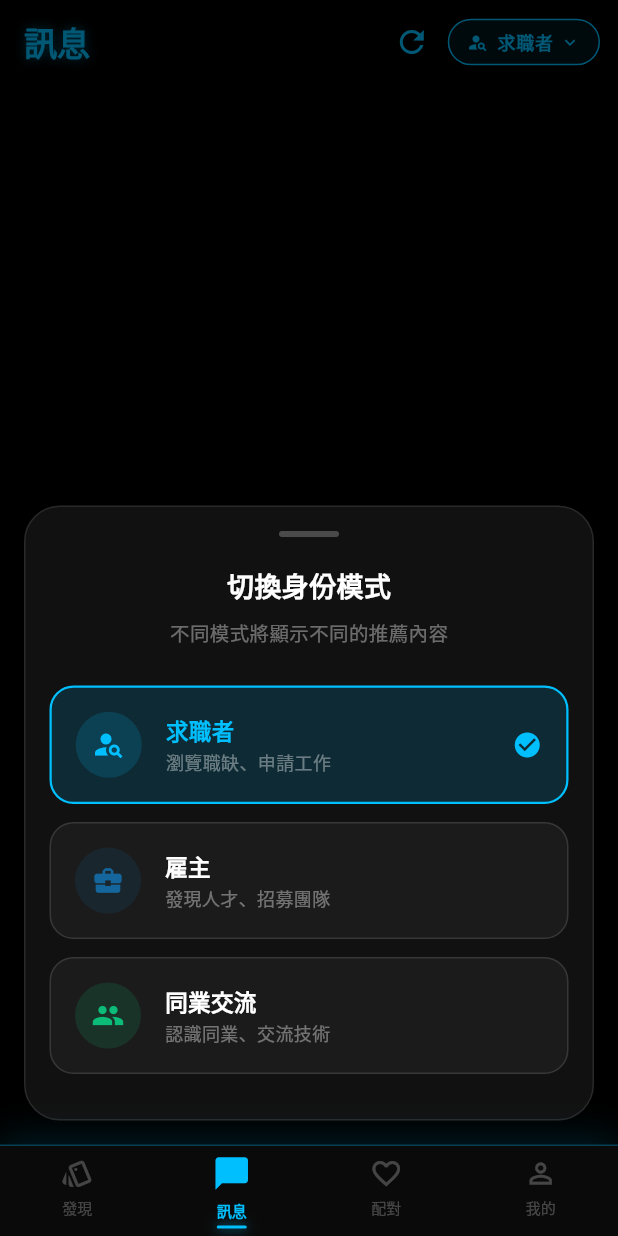
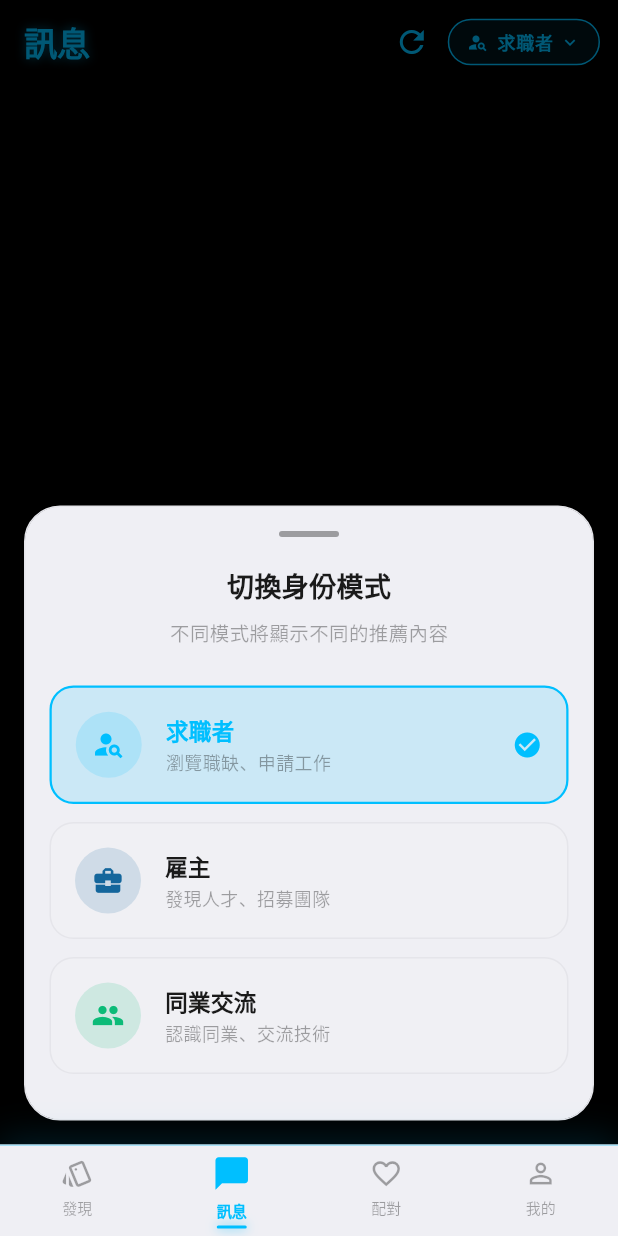
Before and after one commit to wiwigether-pixel/job_swipe, a Flutter app: the MessagesScreen screen opened by its route, after a tap on "求職者", on a phone screen of 412 x 824 dp. Run offline on Flutter 3.47's test engine with Material 3 defaults, Android fonts, the phone set to English and light mode, and no system bars; our stand-ins replace firebase_analytics, firebase_core, flutter_card_swiper, flutter_dotenv, flutter_riverpod, freezed_annotation and 8 more; missing offline and left inert: dart:js_interop, slang; accounts and stored records are empty; generated files the repository leaves out were written again; network calls fail.

Commit message:
refactor(theme): auth/welcome/main_shell 改用 AppColors token
Co-Authored-By: Claude Sonnet 4.6 <noreply@anthropic.com>

```diff
--- a/lib/core/router/main_shell.dart
+++ b/lib/core/router/main_shell.dart
@@ -4,6 +4,7 @@ import 'package:go_router/go_router.dart';
 import '../../shared/models/user_model.dart';
 import '../../features/admin/data/admin_provider.dart';
 import '../providers/current_role_provider.dart';
+import '../theme/app_colors.dart';
 
 import '../router/app_router.dart';
 
@@ -65,7 +66,7 @@ class _MainShellState extends ConsumerState<MainShell>
     }
 
     return Scaffold(
-      backgroundColor: Colors.black,
+      backgroundColor: context.colors.background,
       body: widget.child,
       bottomNavigationBar: _CyberpunkNavBar(
         selectedIndex: selectedIndex,
@@ -98,7 +99,7 @@ class _CyberpunkNavBar extends StatelessWidget {
 
     return Container(
       decoration: BoxDecoration(
-        color: const Color(0xFF0A0A0A),
+        color: context.colors.surfaceAlt,
         border: Border(
           top: BorderSide(color: themeColor.withValues(alpha: 0.3), width: 1),
         ),
@@ -132,7 +133,7 @@ class _CyberpunkNavBar extends StatelessWidget {
                           child: Icon(
                             isSelected ? activeIcon : inactiveIcon,
                             key: ValueKey(isSelected),
-                            color: isSelected ? themeColor : Colors.white24,
+                            color: isSelected ? themeColor : context.colors.textTertiary,
                             size: isSelected ? 26 : 22,
                           ),
                         ),
@@ -144,7 +145,7 @@ class _CyberpunkNavBar extends StatelessWidget {
                             fontWeight: isSelected
                                 ? FontWeight.bold
                                 : FontWeight.normal,
-                            color: isSelected ? themeColor : Colors.white24,
+                            color: isSelected ? themeColor : context.colors.textTertiary,
                           ),
                           child: Text(label),
                         ),
@@ -242,9 +243,9 @@ class _RolePickerSheet extends StatelessWidget {
         child: Container(
           margin: const EdgeInsets.fromLTRB(16, 16, 16, 16),
           decoration: BoxDecoration(
-            color: const Color(0xFF111111),
+            color: context.colors.surfaceAlt,
             borderRadius: BorderRadius.circular(24),
-            border: Border.all(color: Colors.white10),
+            border: Border.all(color: context.colors.divider),
           ),
           child: Column(
             mainAxisSize: MainAxisSize.min,
@@ -254,23 +255,23 @@ class _RolePickerSheet extends StatelessWidget {
                 width: 40,
                 height: 4,
                 decoration: BoxDecoration(
-                  color: Colors.white24,
+                  color: context.colors.textTertiary,
                   borderRadius: BorderRadius.circular(2),
                 ),
               ),
               const SizedBox(height: 20),
-              const Text(
+              Text(
                 '切換身份模式',
                 style: TextStyle(
-                  color: Colors.white,
+                  color: context.colors.textPrimary,
                   fontSize: 18,
                   fontWeight: FontWeight.bold,
                 ),
               ),
               const SizedBox(height: 8),
-              const Text(
+              Text(
                 '不同模式將顯示不同的推薦內容',
-                style: TextStyle(color: Colors.white38, fontSize: 13),
+                style: TextStyle(color: context.colors.textTertiary, fontSize: 13),
               ),
               const SizedBox(height: 20),
               ...AppRole.values.map((role) {
@@ -345,11 +346,11 @@ class _AdminOption extends StatelessWidget {
               child: const Icon(Icons.shield_outlined, color: _accent, size: 22),
             ),
             const SizedBox(width: 16),
-            const Expanded(
+            Expanded(
               child: Column(
                 crossAxisAlignment: CrossAxisAlignment.start,
                 children: [
-                  Text(
+                  const Text(
                     '管理後台',
                     style: TextStyle(
                       color: _accent,
@@ -357,10 +358,10 @@ class _AdminOption extends StatelessWidget {
                       fontSize: 15,
                     ),
                   ),
-                  SizedBox(height: 2),
+                  const SizedBox(height: 2),
                   Text(
                     '審核用戶、職缺與檢舉',
-                    style: TextStyle(color: Colors.white38, fontSize: 12),
+                    style: TextStyle(color: context.colors.textTertiary, fontSize: 12),
                   ),
                 ],
               ),
@@ -405,7 +406,7 @@ class _RoleOption extends StatelessWidget {
               ? role.themeColor.withValues(alpha: 0.15)
               : Colors.white.withValues(alpha: 0.04),
           border: Border.all(
-            color: isSelected ? role.themeColor : Colors.white12,
+            color: isSelected ? role.themeColor : context.colors.divider,
             width: isSelected ? 1.5 : 1,
           ),
         ),
@@ -428,7 +429,7 @@ class _RoleOption extends StatelessWidget {
                   Text(
                     role.label,
                     style: TextStyle(
-                      color: isSelected ? role.themeColor : Colors.white,
+                      color: isSelected ? role.themeColor : context.colors.textPrimary,
                       fontWeight: FontWeight.bold,
                       fontSize: 15,
                     ),
@@ -436,7 +437,7 @@ class _RoleOption extends StatelessWidget {
                   const SizedBox(height: 2),
                   Text(
                     _description,
-                    style: const TextStyle(color: Colors.white38, fontSize: 12),
+                    style: TextStyle(color: context.colors.textTertiary, fontSize: 12),
                   ),
                 ],
               ),
--- a/lib/features/auth/presentation/login_screen.dart
+++ b/lib/features/auth/presentation/login_screen.dart
@@ -3,6 +3,7 @@ import 'package:flutter_riverpod/flutter_riverpod.dart';
 import 'package:go_router/go_router.dart';
 import '../../../core/error/app_exception.dart';
 import '../../../core/router/app_router.dart';
+import '../../../core/theme/app_colors.dart';
 import 'auth_provider.dart';
 
 class LoginScreen extends ConsumerStatefulWidget {
@@ -39,7 +40,7 @@ class _LoginScreenState extends ConsumerState<LoginScreen> {
       final error = authState.error;
       final message = error is AppException ? error.message : '登入失敗，請檢查帳號密碼';
       ScaffoldMessenger.of(context).showSnackBar(
-        SnackBar(content: Text(message), backgroundColor: Colors.red),
+        SnackBar(content: Text(message), backgroundColor: context.colors.danger),
       );
     }
   }
--- a/lib/features/auth/presentation/register_screen.dart
+++ b/lib/features/auth/presentation/register_screen.dart
@@ -3,6 +3,7 @@ import 'package:flutter_riverpod/flutter_riverpod.dart';
 import 'package:go_router/go_router.dart';
 import '../../../core/error/app_exception.dart';
 import '../../../shared/models/user_model.dart';
+import '../../../core/theme/app_colors.dart';
 import 'auth_provider.dart';
 
 class RegisterScreen extends ConsumerStatefulWidget {
@@ -72,7 +73,7 @@ class _RegisterScreenState extends ConsumerState<RegisterScreen> {
           final message =
               error is AppException ? error.message : '註冊失敗，請稍後再試';
           ScaffoldMessenger.of(context).showSnackBar(
-            SnackBar(content: Text(message), backgroundColor: Colors.red),
+            SnackBar(content: Text(message), backgroundColor: context.colors.danger),
           );
         }
       },
```
